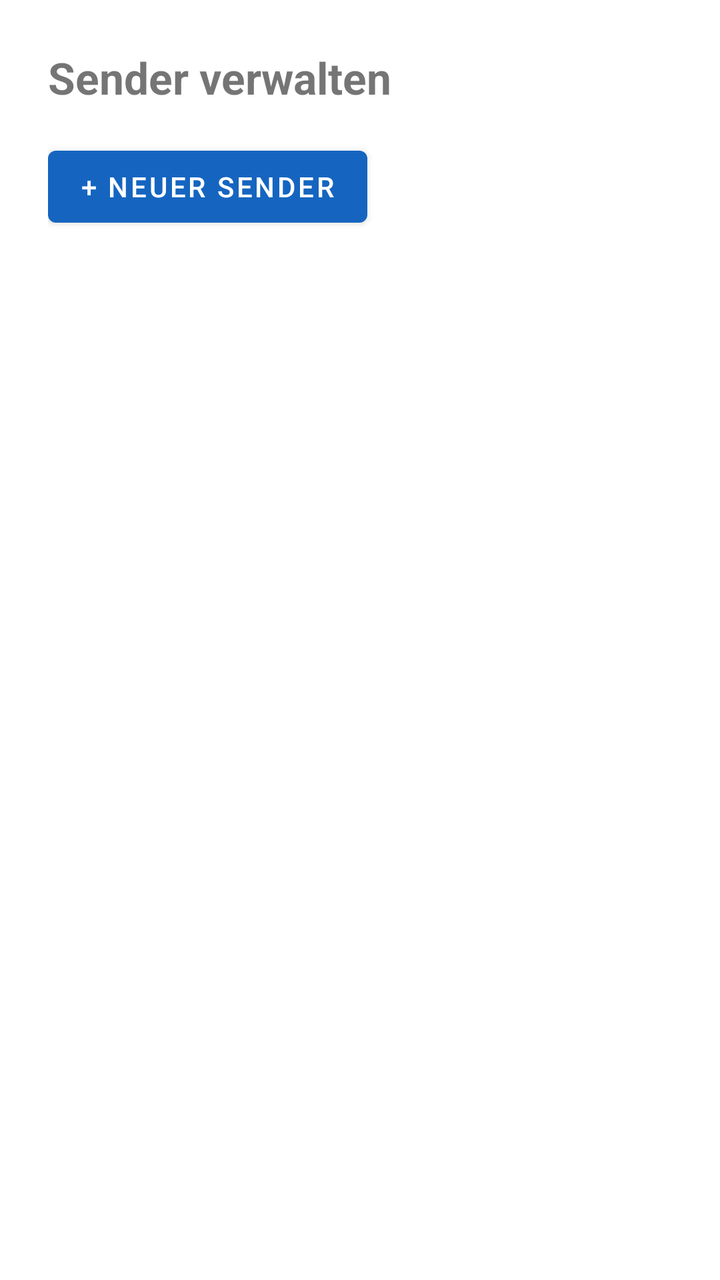
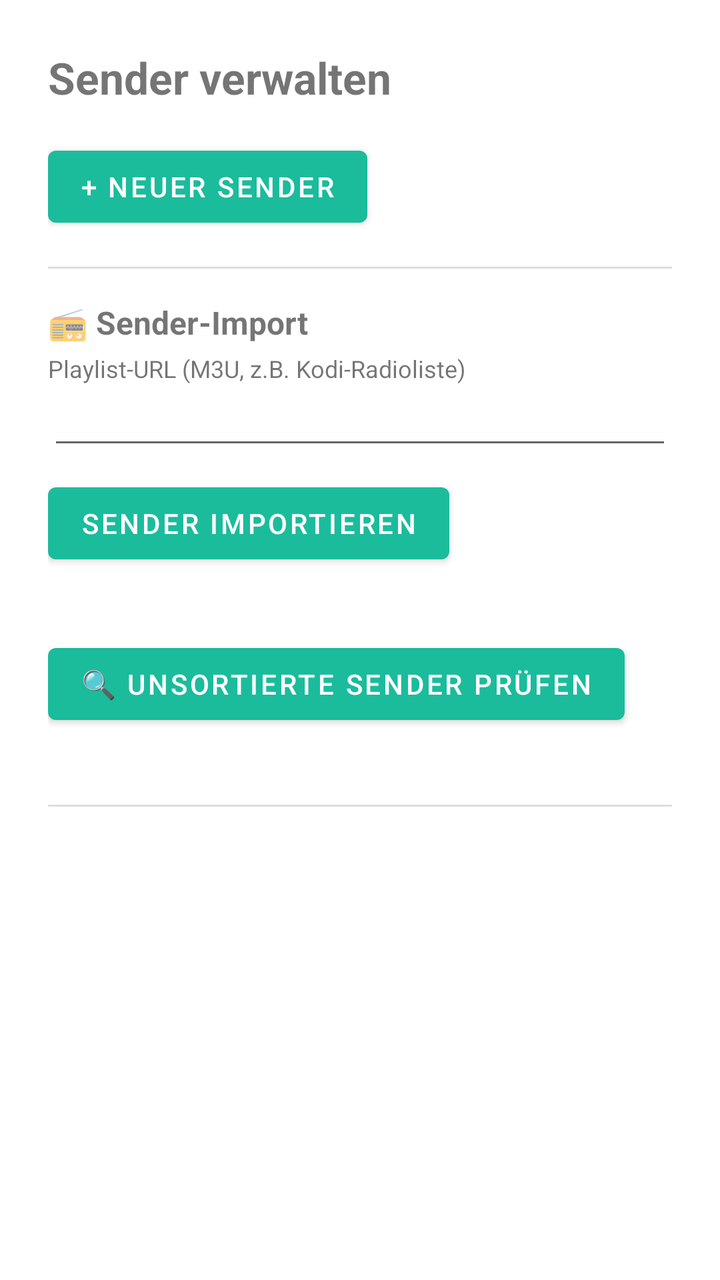

The first picture is an Android layout as it rendered before a commit; the second is the same layout after the commit. The layout source and the unified diff follow.
<!-- AndroidManifest.xml: activity theme Theme.RadioZapperMvp -->
<!-- res/layout/activity_station_management.xml -->
<?xml version="1.0" encoding="utf-8"?>
<ScrollView xmlns:android="http://schemas.android.com/apk/res/android"
    android:layout_width="match_parent"
    android:layout_height="match_parent">

    <LinearLayout
        android:layout_width="match_parent"
        android:layout_height="wrap_content"
        android:orientation="vertical"
        android:padding="24dp">

        <TextView
            android:layout_width="wrap_content"
            android:layout_height="wrap_content"
            android:layout_marginBottom="16dp"
            android:text="@string/station_management_title"
            android:textSize="22sp"
            android:textStyle="bold" />

        <Button
            android:id="@+id/addStationButton"
            android:layout_width="wrap_content"
            android:layout_height="wrap_content"
            android:layout_marginBottom="16dp"
            android:text="@string/btn_add_station" />

        <LinearLayout
            android:id="@+id/categoriesContainer"
            android:layout_width="match_parent"
            android:layout_height="wrap_content"
            android:orientation="vertical" />

    </LinearLayout>
</ScrollView>
<!-- resources referenced by this layout -->
<resources>
  <string name="btn_add_station">+ Neuer Sender</string>
  <string name="station_management_title">Sender verwalten</string>
  <style name="Theme.RadioZapperMvp" parent="Theme.MaterialComponents.DayNight.NoActionBar">
          <item name="colorPrimary">@color/primary</item>
          <item name="colorPrimaryDark">@color/primary_dark</item>
          <item name="colorAccent">@color/accent</item>
      </style>
  <color name="primary">#1565C0</color>
  <color name="primary_dark">#0D47A1</color>
  <color name="accent">#FF6F00</color>
</resources>

<!-- the commit's change to res/layout/activity_station_management.xml (unified diff, before → after) -->
@@ -24,6 +24,72 @@
             android:layout_marginBottom="16dp"
             android:text="@string/btn_add_station" />
 
+        <View
+            android:layout_width="match_parent"
+            android:layout_height="1dp"
+            android:layout_marginBottom="16dp"
+            android:background="#DDDDDD" />
+
+        
+        <TextView
+            android:layout_width="wrap_content"
+            android:layout_height="wrap_content"
+            android:text="@string/cfg_import_heading"
+            android:textSize="16sp"
+            android:textStyle="bold" />
+
+        <TextView
+            android:layout_width="wrap_content"
+            android:layout_height="wrap_content"
+            android:layout_marginTop="4dp"
+            android:layout_marginBottom="4dp"
+            android:text="@string/label_import_url"
+            android:textSize="12sp" />
+
+        <EditText
+            android:id="@+id/importUrlInput"
+            android:layout_width="match_parent"
+            android:layout_height="wrap_content"
+            android:inputType="textUri"
+            android:textSize="12sp" />
+
+        <Button
+            android:id="@+id/importButton"
+            android:layout_width="wrap_content"
+            android:layout_height="wrap_content"
+            android:layout_marginTop="8dp"
+            android:text="@string/btn_import_stations" />
+
+        <TextView
+            android:id="@+id/importStatusText"
+            android:layout_width="match_parent"
+            android:layout_height="wrap_content"
+            android:layout_marginTop="4dp"
+            android:textSize="12sp"
+            android:textColor="#888888" />
+
+        <Button
+            android:id="@+id/checkUnsortedButton"
+            android:layout_width="wrap_content"
+            android:layout_height="wrap_content"
+            android:layout_marginTop="12dp"
+            android:text="@string/btn_check_unsorted" />
+
+        <TextView
+            android:id="@+id/checkStatusText"
+            android:layout_width="match_parent"
+            android:layout_height="wrap_content"
+            android:layout_marginTop="4dp"
+            android:layout_marginBottom="16dp"
+            android:textSize="12sp"
+            android:textColor="#888888" />
+
+        <View
+            android:layout_width="match_parent"
+            android:layout_height="1dp"
+            android:layout_marginBottom="16dp"
+            android:background="#DDDDDD" />
+
         <LinearLayout
             android:id="@+id/categoriesContainer"
             android:layout_width="match_parent"
<!-- resource entries referenced after the edit -->
@@ -1,14 +1,18 @@
 <!-- resources referenced by this layout -->
 <resources>
   <string name="btn_add_station">+ Neuer Sender</string>
+  <string name="btn_check_unsorted">🔍 Unsortierte Sender prüfen</string>
+  <string name="btn_import_stations">Sender importieren</string>
+  <string name="cfg_import_heading">📻 Sender-Import</string>
+  <string name="label_import_url">Playlist-URL (M3U, z.B. Kodi-Radioliste)</string>
   <string name="station_management_title">Sender verwalten</string>
   <style name="Theme.RadioZapperMvp" parent="Theme.MaterialComponents.DayNight.NoActionBar">
           <item name="colorPrimary">@color/primary</item>
           <item name="colorPrimaryDark">@color/primary_dark</item>
           <item name="colorAccent">@color/accent</item>
       </style>
-  <color name="primary">#1565C0</color>
-  <color name="primary_dark">#0D47A1</color>
-  <color name="accent">#FF6F00</color>
+  <color name="primary">#1ABC9C</color>
+  <color name="primary_dark">#149174</color>
+  <color name="accent">#1ABC9C</color>
 </resources>
 
